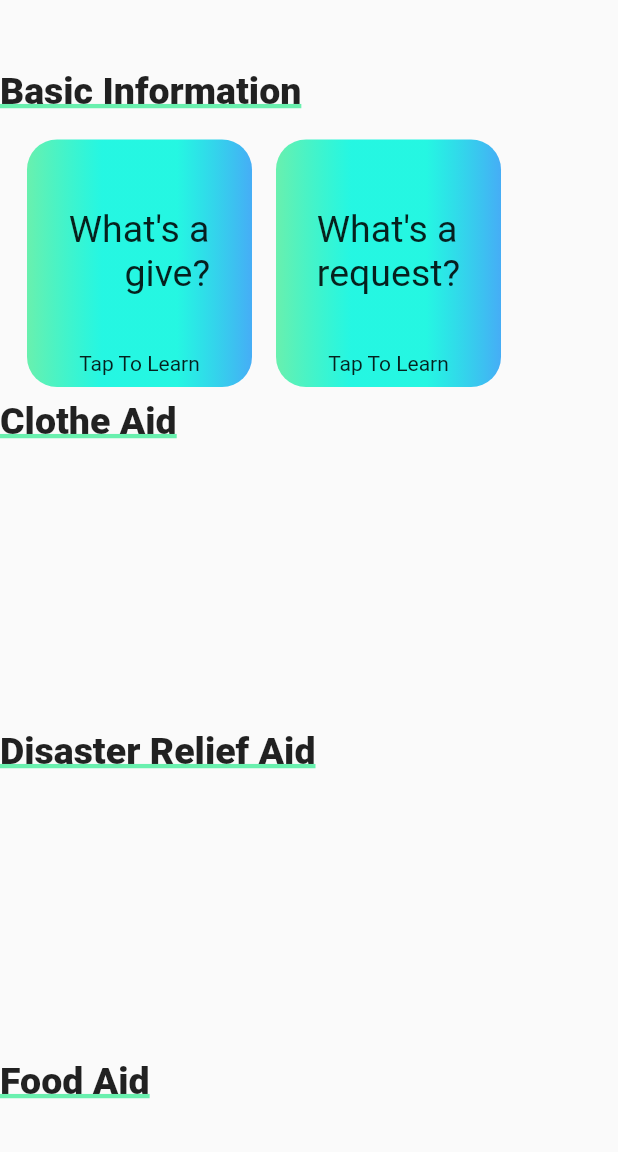
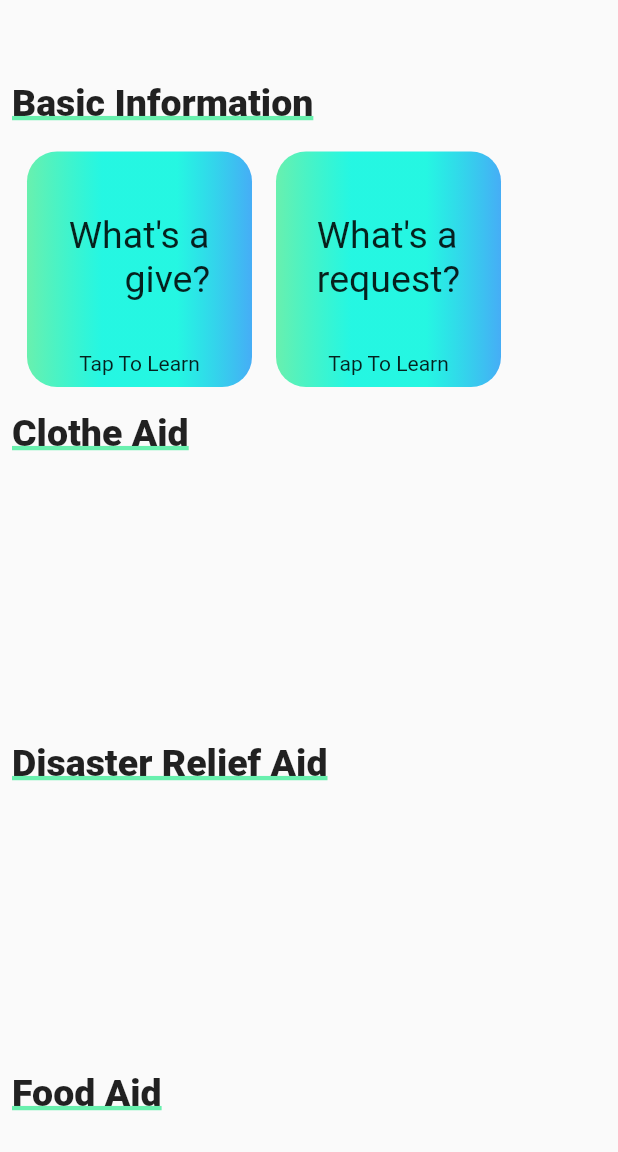
Before and after one commit to AkshaySiddannavar/give_easy, a Flutter app: the HomeScreen screen opened by its route, on a phone screen of 412 x 824 dp, the part 84-1236 px from its top. Run offline on Flutter 3.47's test engine with Material 2 defaults, Android fonts, the phone set to English and light mode, and no system bars; our stand-ins replace cloud_firestore, confetti, file_picker, firebase_auth, firebase_core, firebase_storage and 2 more; missing offline and left inert: razorpay_flutter; accounts and stored records are empty.

Commit message:
add padding to tile title

```diff
--- a/lib/components/categorical_tile.dart
+++ b/lib/components/categorical_tile.dart
@@ -90,6 +90,8 @@ class _CategoricalTileState extends State<CategoricalTile> {
 
             // color: Color(0xFFFFAB40),
 
+            child: Padding(
+              padding: const EdgeInsets.only(left: 8.0, top: 8.0),
               child: Text(
                 widget.categoryName,
                 textAlign: TextAlign.left,
@@ -99,6 +101,7 @@ class _CategoricalTileState extends State<CategoricalTile> {
                     decoration: TextDecoration.underline,
                     decorationThickness: 2.35,
                     decorationColor: Colors.greenAccent),
+              ),
             ),
           ),
           SizedBox(
```
Lines whose indentation alone changed are shown as unchanged.
